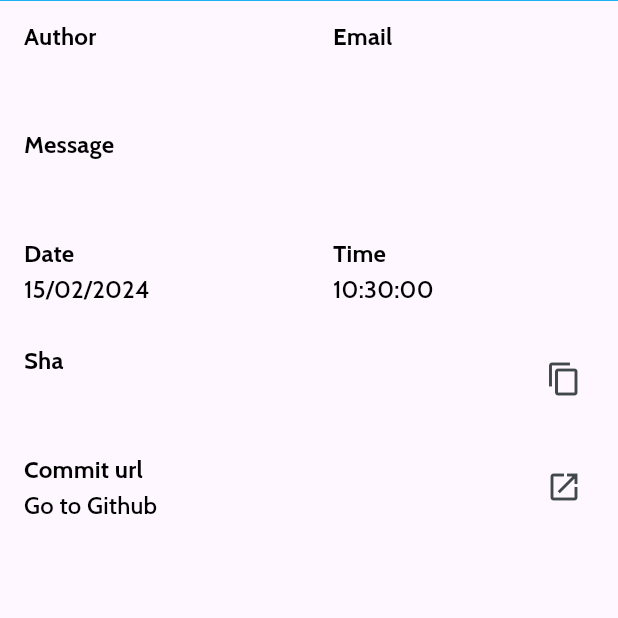
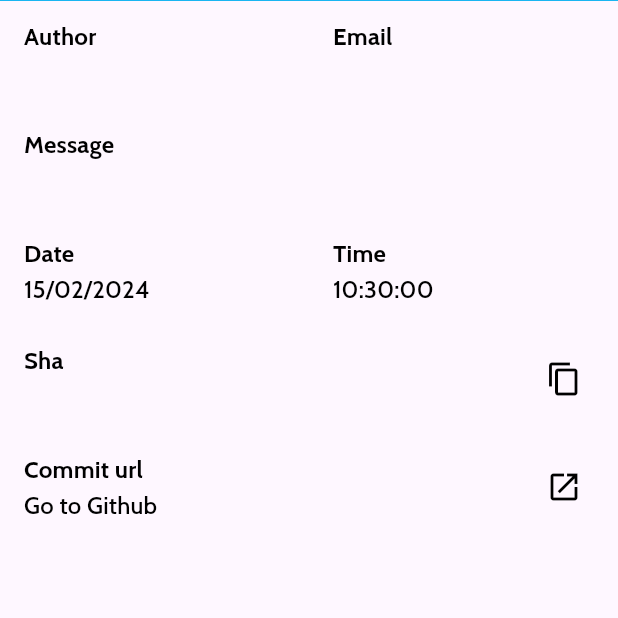
Before and after one commit to crisjuaarez/fulltimeforce, a Flutter app: the DetailScreen screen opened directly with empty values, scrolled down 329 dp, on a phone screen of 412 x 824 dp, the top half of it. Run offline on Flutter 3.47's test engine with Material 3 defaults, Android fonts, the phone set to English and light mode, and no system bars; our stand-ins replace dartz, flutter_dotenv, google_fonts, lottie, shared_preferences; accounts and stored records are empty; network calls fail.

Commit message:
update: isDark colors on icons

```diff
--- a/lib/src/features/detail/ui/widgets/launch_tile.dart
+++ b/lib/src/features/detail/ui/widgets/launch_tile.dart
@@ -1,4 +1,6 @@
 import 'package:flutter/material.dart';
+import 'package:fulltimeforce_app/src/features/shared/ui/providers/theme_provider.dart';
+import 'package:provider/provider.dart';
 
 import '../../../../core/helpers/app_helpers.dart';
 import '../../../../ui/utils/app_alerts.dart';
@@ -24,13 +26,15 @@ class DetailItem extends StatelessWidget {
       title: Text(title, style: style?.copyWith(fontWeight: FontWeight.bold)),
       subtitle: subtitle != null ? Text(subtitle!, style: style) : null,
       onTap: () => _onTap(context),
-      trailing: _getTrailing(),
+      trailing: _getTrailing(context),
     );
   }
 
-  Widget? _getTrailing() {
-    if (textToCopy != null) return const Icon(Icons.content_copy);
-    if (url != null) return const Icon(Icons.open_in_new);
+  Widget? _getTrailing(BuildContext context) {
+    final isDark = context.read<ThemeProvider>().isDark;
+    final iconColor = isDark ? Colors.white : Colors.black;
+    if (textToCopy != null) return Icon(Icons.content_copy, color: iconColor);
+    if (url != null) return Icon(Icons.open_in_new, color: iconColor);
     return null;
   }
 
```
